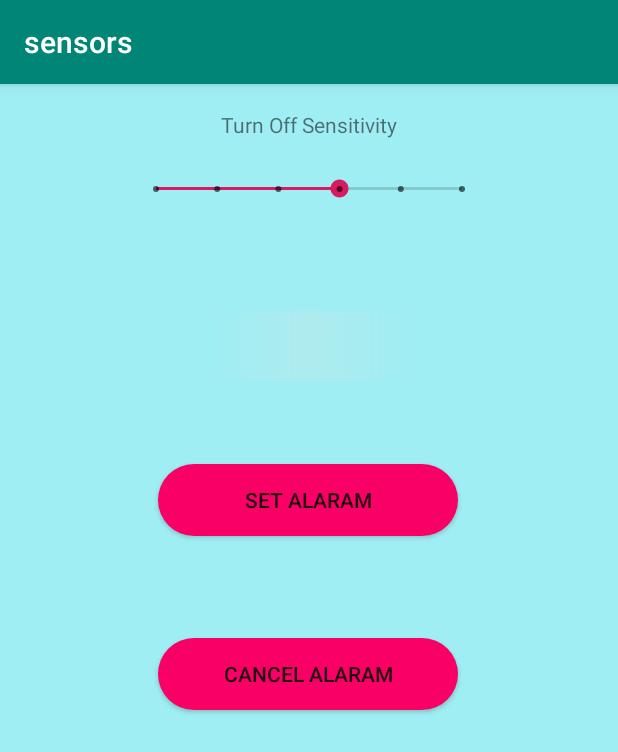
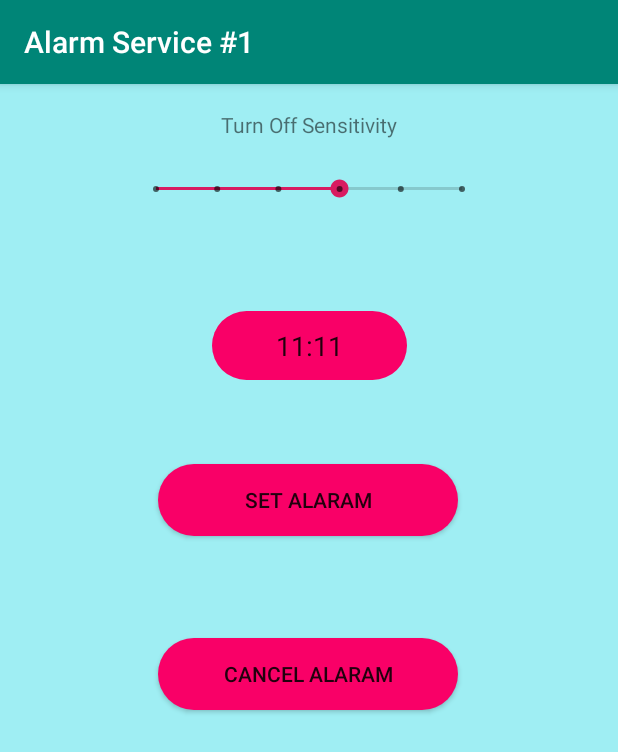
Before and after one commit to sharif-dev/HW2_sensors, an Android app: the AlarmActivity screen opened directly, with no data from a screen before it, on a phone screen of 412 x 824 dp. Shown: the top 752 px of the screen. Run offline under Robolectric (Android 15) with nearby library versions, the phone set to English and light mode, and no system bars.

Commit message:
improve UI #6

```diff
--- a/app/src/main/java/edu/sharif/sharif_dev/sensors/alarm/AlarmActivity.java
+++ b/app/src/main/java/edu/sharif/sharif_dev/sensors/alarm/AlarmActivity.java
@@ -11,6 +11,7 @@ import android.view.View;
 import android.widget.Button;
 import android.widget.EditText;
 import android.widget.SeekBar;
+import android.widget.TextView;
 import android.widget.TimePicker;
 
 import java.util.Calendar;
@@ -20,7 +21,6 @@ import edu.sharif.sharif_dev.sensors.CustomHandler;
 import edu.sharif.sharif_dev.sensors.R;
 
 public class AlarmActivity extends AppCompatActivity {
-    //private Intent mAlarmIntent;
     private PendingIntent alarmIntentPending;
     private CustomHandler customHandler;
     private int sensitivity = 3;
@@ -28,6 +28,7 @@ public class AlarmActivity extends AppCompatActivity {
     @Override
     protected void onCreate(Bundle savedInstanceState) {
         super.onCreate(savedInstanceState);
+        setTitle(R.string.alarm);
         setContentView(R.layout.activity_alarm);
         customHandler = new CustomHandler(getApplicationContext());
 
@@ -50,8 +51,14 @@ public class AlarmActivity extends AppCompatActivity {
         });
 
         setSeekBar();
+        initializeTime();
+    }
 
+    private void initializeTime(){
+        EditText time = findViewById(R.id.time_edit_text);
+        time.setText("11:11");
     }
+
 
     private void setSeekBar() {
         SeekBar seekBar = findViewById(R.id.seekBar2);
--- a/app/src/main/java/edu/sharif/sharif_dev/sensors/shake/ShakeActivity.java
+++ b/app/src/main/java/edu/sharif/sharif_dev/sensors/shake/ShakeActivity.java
@@ -27,6 +27,7 @@ public class ShakeActivity extends AppCompatActivity {
     @Override
     public void onCreate(Bundle bundle) {
         super.onCreate(bundle);
+        setTitle(R.string.shake);
         handler = new CustomHandler(this);
         setContentView(R.layout.activity_shake);
         boolean serviceStatus = isServiceRunning();
--- a/app/src/main/res/layout/activity_alarm.xml
+++ b/app/src/main/res/layout/activity_alarm.xml
@@ -14,10 +14,11 @@
         android:layout_width="130dp"
         android:layout_height="46dp"
         android:layout_marginTop="151dp"
+        android:background="@drawable/button_background"
         android:ems="10"
         android:foregroundGravity="center"
-        android:background="@drawable/edit_text_background"
         android:inputType="time"
+        android:textAlignment="center"
         app:layout_constraintEnd_toEndOf="parent"
         app:layout_constraintStart_toStartOf="parent"
         app:layout_constraintTop_toTopOf="parent" />
@@ -69,7 +70,7 @@
         android:layout_width="wrap_content"
         android:layout_height="wrap_content"
         android:layout_marginTop="17dp"
-        android:text="Turn Off Sensitivity"
+        android:text="@string/sensitive"
         app:layout_constraintEnd_toEndOf="parent"
         app:layout_constraintHorizontal_bias="0.5"
         app:layout_constraintStart_toStartOf="parent"
--- a/app/src/main/res/layout/activity_shake.xml
+++ b/app/src/main/res/layout/activity_shake.xml
@@ -2,7 +2,8 @@
 <android.support.constraint.ConstraintLayout xmlns:android="http://schemas.android.com/apk/res/android"
     xmlns:app="http://schemas.android.com/apk/res-auto"
     android:layout_width="match_parent"
-    android:layout_height="match_parent">
+    android:layout_height="match_parent"
+    android:background="@color/light_blue">
 
 
     <Switch
--- a/app/src/main/res/values/strings.xml
+++ b/app/src/main/res/values/strings.xml
@@ -12,4 +12,8 @@
     <string name="sensitivity">Sensitivity</string>
     <string name="enabled">enabled</string>
     <string name="disabled">disabled</string>
+    <string name="sensitive">Turn Off Sensitivity</string>
+    <string name="shake">Shake Service #2</string>
+    <string name="alarm">Alarm Service #1</string>
+    <string name="sleep">Sleep Service #3</string>
 </resources>
```
Also changed, not shown: app/src/main/java/edu/sharif/sharif_dev/sensors/sleep/SleepActivity.java (+10 -8 lines).
